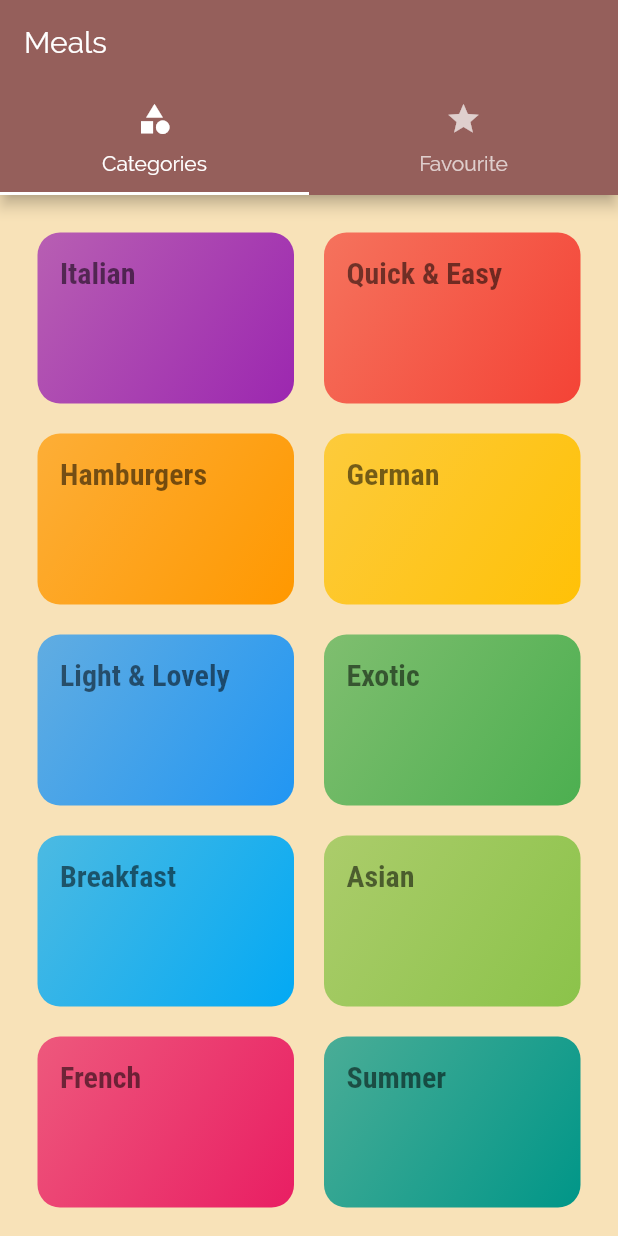
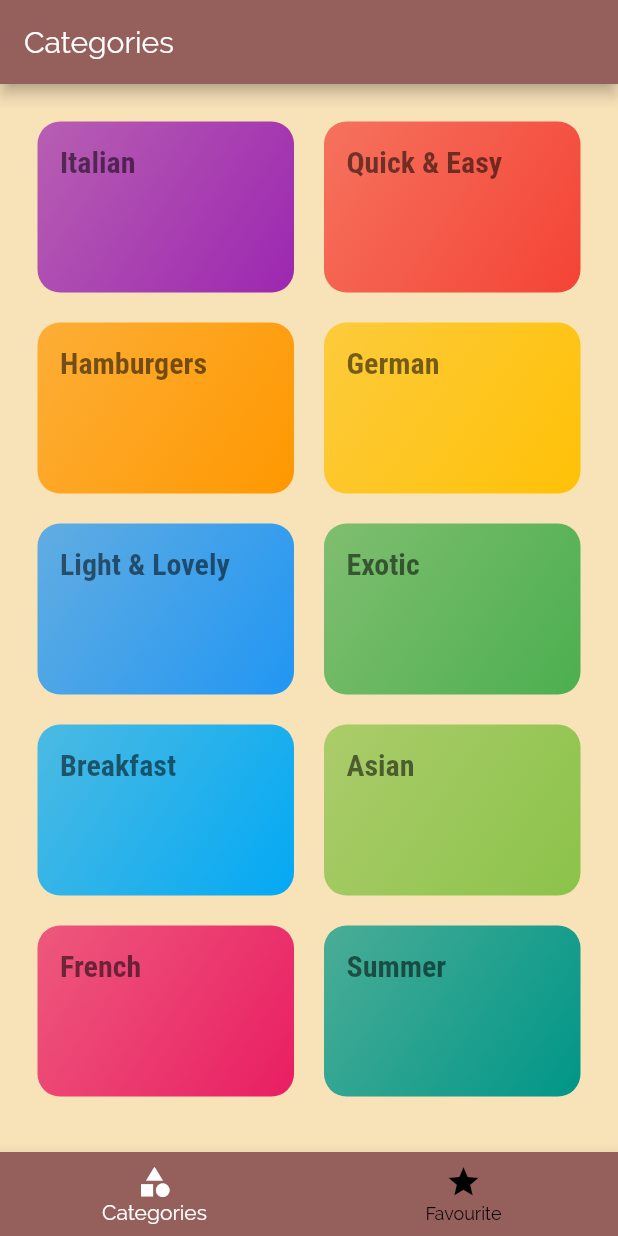
Before and after one commit to VishnuPothan/Recipe-Flutter-App, a Flutter app: the screen it shows after launch, on a phone screen of 412 x 824 dp. Run offline on Flutter 3.47's test engine with Material 2 defaults, Android fonts, the phone set to English and light mode, and no system bars.

```diff
--- a/lib/screen/tabsScreen.dart
+++ b/lib/screen/tabsScreen.dart
@@ -8,32 +8,43 @@ class TabsScreen extends StatefulWidget {
 }
 
 class _TabsScreenState extends State<TabsScreen> {
+  final List<Map<String, Object>> _pages = [
+    {'page': CategoriesScreen(),'title': 'Categories',},
+    {'page': FavouriteScreen(),'title':'Favourite',}
+  ];
+  int _selectedPageIndex = 0 ;
+
+  void _selectPage(int index) {
+    setState(() {
+      _selectedPageIndex = index;
+    });
+  }
+
   @override
   Widget build(BuildContext context) {
-    return DefaultTabController(
-      length: 2,
-      child: Scaffold(
-        appBar: AppBar(
-          title: Text('Meals'),
-          bottom: TabBar(
-            tabs: [
-              Tab(
-                icon: Icon(Icons.category),
-                text: 'Categories',
-              ),
-              Tab(
-                icon: Icon(Icons.star),
-                text: 'Favourite',
-              ),
-            ],
+    return Scaffold(
+      appBar: AppBar(
+        title: Text(_pages[_selectedPageIndex]['title']),
+      ),
+      drawer: null,
+      body: _pages[_selectedPageIndex]['page'],
+      bottomNavigationBar: BottomNavigationBar(
+        onTap: _selectPage,
+        backgroundColor: Theme.of(context).primaryColor,
+        unselectedItemColor: Colors.black,
+        selectedItemColor: Colors.white,
+        currentIndex: _selectedPageIndex,
+        type: BottomNavigationBarType.fixed,
+        items: [
+          BottomNavigationBarItem(
+            icon: Icon(Icons.category),
+            label: 'Categories',
           ),
-        ),
-        body: TabBarView(
-          children: [
-            CategoriesScreen(),
-            FavouriteScreen(),
-          ],
-        ),
+          BottomNavigationBarItem(
+            icon: Icon(Icons.star),
+            label: 'Favourite',
+          ),
+        ],
       ),
     );
   }
```
Also changed, not shown: lib/widgets/mainDrawer.dart (added).
